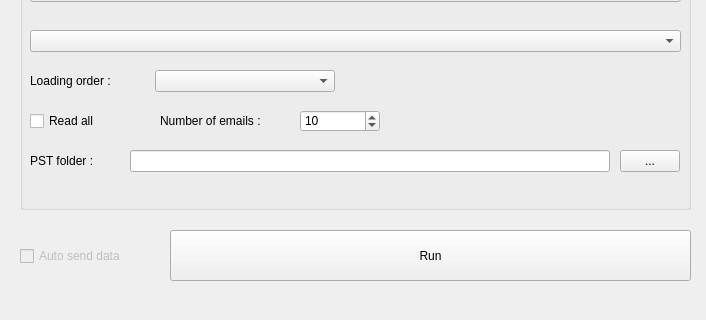
Qt form orangecontrib/IO4IT/widgets/designer/owinboxmailmonitoring.ui (TigerODM/TigerODM) before a commit; both pictures show x 0 to 706 and y 160 to 480 of the 706 by 480 pixel window.
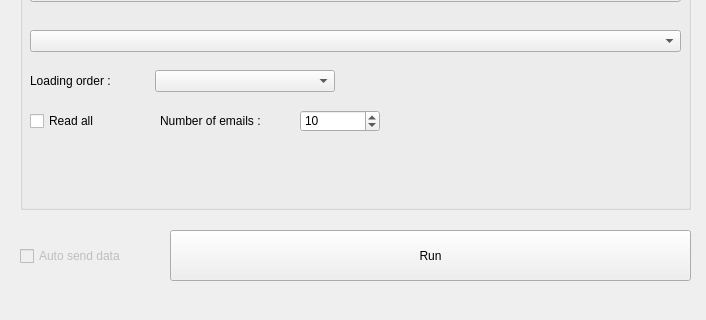
The same form after that commit.

Diff of the .ui file:
```diff
--- a/orangecontrib/IO4IT/widgets/designer/owinboxmailmonitoring.ui
+++ b/orangecontrib/IO4IT/widgets/designer/owinboxmailmonitoring.ui
@@ -200,36 +200,7 @@
       <height>22</height>
      </rect>
     </property>
-    <property name="text">
-     <string>PST folder :</string>
-    </property>
-   </widget>
-
-   <widget class="QLineEdit" name="lineEdit_pst_folder">
-    <property name="geometry">
-     <rect>
-      <x>110</x>
-      <y>280</y>
-      <width>480</width>
-      <height>22</height>
-     </rect>
-    </property>
-   </widget>
-
-   <widget class="QPushButton" name="pushButton_browse_pst">
-    <property name="geometry">
-     <rect>
-      <x>600</x>
-      <y>280</y>
-      <width>60</width>
-      <height>22</height>
-     </rect>
-    </property>
-    <property name="text">
-     <string>...</string>
-    </property>
-   </widget>
-
+    </widget>
   </widget>
 
   <widget class="QCheckBox" name="checkBox_send">
```
